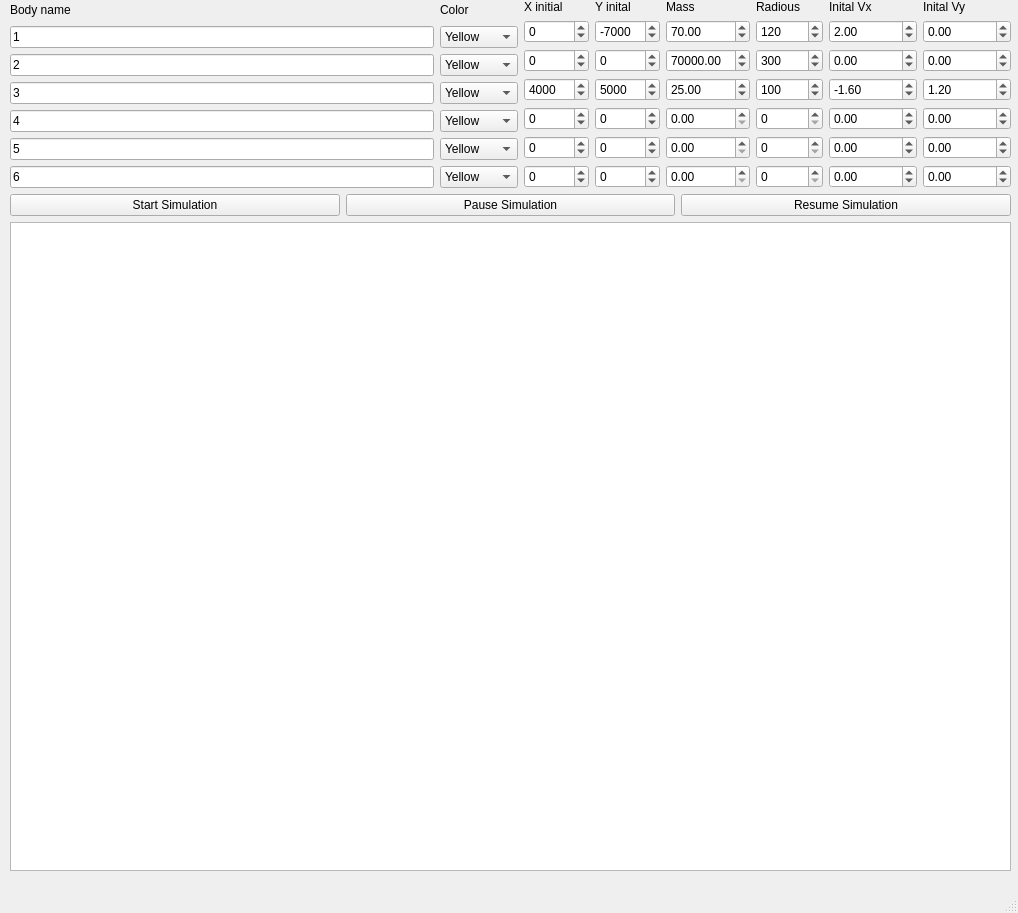
juanvergara3/Lab6_Info_2_UdeA, file mainwindow.ui: the form before one commit.
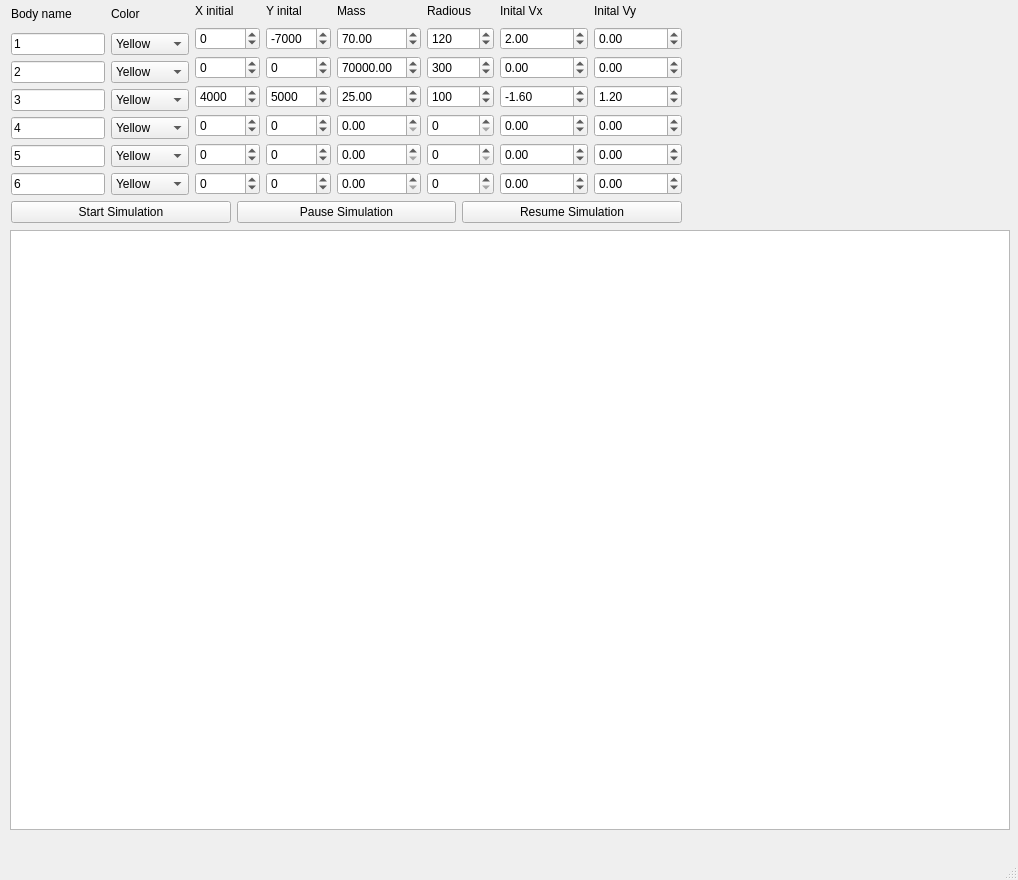
The form after the commit.

```diff
--- a/mainwindow.ui
+++ b/mainwindow.ui
@@ -7,7 +7,7 @@
     <x>0</x>
     <y>0</y>
     <width>1018</width>
-    <height>913</height>
+    <height>880</height>
    </rect>
   </property>
   <property name="windowTitle">
@@ -17,13 +17,23 @@
    <property name="focusPolicy">
     <enum>Qt::NoFocus</enum>
    </property>
-   <widget class="QWidget" name="">
+   <widget class="QGraphicsView" name="graphicsView">
     <property name="geometry">
      <rect>
       <x>10</x>
-      <y>0</y>
-      <width>1001</width>
-      <height>871</height>
+      <y>230</y>
+      <width>1000</width>
+      <height>600</height>
+     </rect>
+    </property>
+   </widget>
+   <widget class="QWidget" name="layoutWidget">
+    <property name="geometry">
+     <rect>
+      <x>11</x>
+      <y>1</y>
+      <width>671</width>
+      <height>222</height>
      </rect>
     </property>
     <layout class="QVBoxLayout" name="verticalLayout">
@@ -792,9 +802,6 @@
        </item>
       </layout>
      </item>
-     <item>
-      <widget class="QGraphicsView" name="graphicsView"/>
-     </item>
     </layout>
    </widget>
   </widget>
```
Left out of the diff: 2 changed lines with no effect on the pictures.
